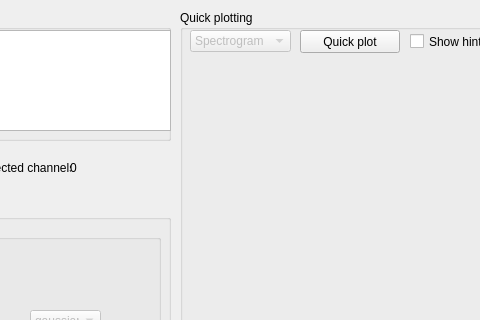
First picture: the form in python/gui/gui_layout.ui, repository fusion-flap/nti-wavelet-tools, before the edit; both pictures show x 350 to 830 and y 0 to 320 of the 1118 by 656 pixel window.
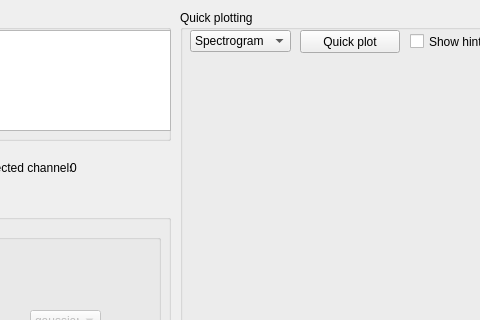
Second picture: the form after the edit. Icons and pictures are not drawn.

Commit message: #18 adding plot specific click interactions

What changed in the file:
```diff
--- a/python/gui/gui_layout.ui
+++ b/python/gui/gui_layout.ui
@@ -642,7 +642,7 @@
     </widget>
     <widget class="QComboBox" name="quickplottypeComboBox">
      <property name="enabled">
-      <bool>false</bool>
+      <bool>true</bool>
      </property>
      <property name="geometry">
       <rect>
```
The commit also changes 1 other file.
